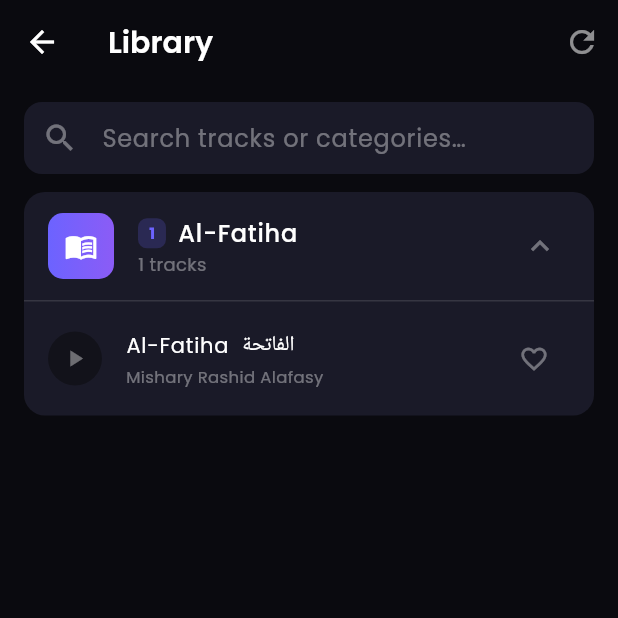
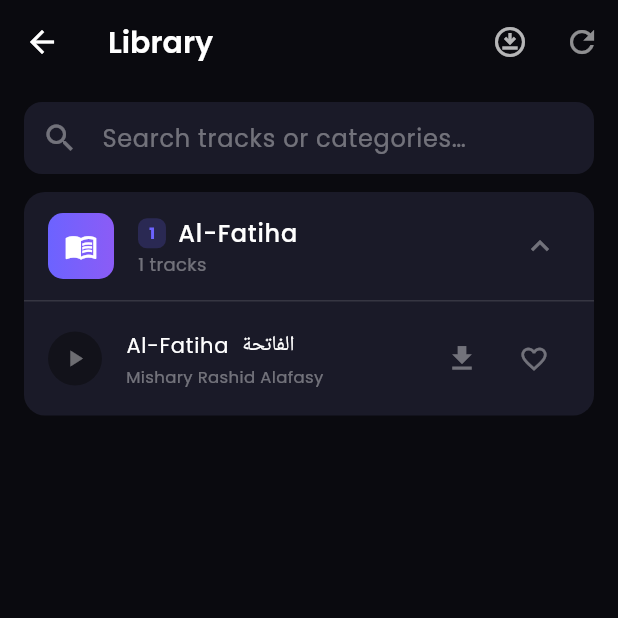
Before and after one commit to root-wassim/test1, a Flutter app: the PlayerScreen screen opened directly, after a tap on an icon or button, on a phone screen of 412 x 824 dp, the top half of it. Run offline on Flutter 3.47's test engine with Material 3 defaults, Android fonts, the phone set to English and light mode, and no system bars; our stand-ins replace cloud_firestore, connectivity_plus, dio, firebase_auth, firebase_core, fl_chart and 8 more; accounts and stored records are empty; network calls fail.

Commit message:
add download

```diff
--- a/lib/screens/player_screen.dart
+++ b/lib/screens/player_screen.dart
@@ -1,14 +1,17 @@
 import 'dart:async';
 
+import 'package:connectivity_plus/connectivity_plus.dart';
 import 'package:flutter/material.dart';
 import 'package:provider/provider.dart';
 import 'package:shimmer/shimmer.dart';
 
 import '../config/theme.dart';
 import '../models/track.dart';
+import '../services/download_service.dart';
 import '../services/favorites_service.dart';
 import '../services/player_provider.dart';
 import '../services/quran_service.dart';
+import 'downloads_screen.dart';
 import 'now_playing_screen.dart';
 
 class PlayerScreen extends StatefulWidget {
@@ -26,6 +29,10 @@ class _PlayerScreenState extends State<PlayerScreen> {
   Set<String> _favoriteIds = {};
   StreamSubscription<Set<String>>? _favSub;
 
+  // ── Connectivity ────────────────────────────────────────────────────
+  bool _isOnline = true;
+  StreamSubscription<List<ConnectivityResult>>? _connSub;
+
   final _searchCtrl = TextEditingController();
 
   @override
@@ -34,12 +41,22 @@ class _PlayerScreenState extends State<PlayerScreen> {
     _favSub = FavoritesService.favoriteIdsStream().listen((ids) {
       if (mounted) setState(() => _favoriteIds = ids);
     });
+    // Track connectivity changes
+    _connSub = Connectivity().onConnectivityChanged.listen((results) {
+      final online = results.any((r) => r != ConnectivityResult.none);
+      if (mounted && online != _isOnline) setState(() => _isOnline = online);
+    });
+    // Check initial connectivity
+    Connectivity().checkConnectivity().then((results) {
+      if (mounted) setState(() => _isOnline = results.any((r) => r != ConnectivityResult.none));
+    });
     _load();
   }
 
   @override
   void dispose() {
     _favSub?.cancel();
+    _connSub?.cancel();
     _searchCtrl.dispose();
     super.dispose();
   }
@@ -89,6 +106,22 @@ class _PlayerScreenState extends State<PlayerScreen> {
       appBar: AppBar(
         title: const Text('Library'),
         actions: [
+          // ── Offline badge ──────────────────────────────────────────
+          if (!_isOnline)
+            const Padding(
+              padding: EdgeInsets.symmetric(horizontal: 8),
+              child: Center(
+                child: Text('Offline mode 📵',
+                    style: TextStyle(color: Colors.orangeAccent, fontSize: 12)),
+              ),
+            ),
+          // ── Downloads shortcut ─────────────────────────────────────
+          IconButton(
+            icon: const Icon(Icons.download_for_offline_outlined, color: Colors.white70),
+            tooltip: 'Downloads',
+            onPressed: () => Navigator.push(
+              context, MaterialPageRoute(builder: (_) => const DownloadsScreen())),
+          ),
           IconButton(
             icon: const Icon(Icons.refresh, color: Colors.white54),
             onPressed: _load,
@@ -165,6 +198,7 @@ class _PlayerScreenState extends State<PlayerScreen> {
                 allCategories: _categories,
                 isExpanded: _isExpanded(filtered[i]),
                 favoriteIds: _favoriteIds,
+                isOnline: _isOnline,
                 onToggle: () => setState(() =>
                 _expandedId = _expandedId == filtered[i].id
                     ? null
@@ -254,13 +288,15 @@ class _CategoryTile extends StatelessWidget {
   final List<Category> allCategories;
   final bool isExpanded;
   final Set<String> favoriteIds;
+  final bool isOnline;
   final VoidCallback onToggle;
 
   const _CategoryTile({
     required this.category,
-    required this.allCategories, // 🔥 ADD
+    required this.allCategories,
     required this.isExpanded,
     required this.favoriteIds,
+    required this.isOnline,
     required this.onToggle,
   });
 
@@ -284,7 +320,6 @@ class _CategoryTile extends StatelessWidget {
               child: const Icon(Icons.menu_book, color: Colors.white, size: 22),
             ),
             title: Row(children: [
-              // Surah number badge
               if (category.tracks.isNotEmpty && category.tracks.first.surahNumber != null) ...[
                 Container(
                   padding: const EdgeInsets.symmetric(horizontal: 7, vertical: 2),
@@ -317,10 +352,9 @@ class _CategoryTile extends StatelessWidget {
             const Divider(color: Colors.white12, height: 1),
             ...category.tracks.map((t) => _TrackTile(
               track: t,
-              queue: allCategories
-                  .expand((c) => c.tracks)
-                  .toList(), // ✅ FULL QUEUE
+              queue: allCategories.expand((c) => c.tracks).toList(),
               isFavorite: favoriteIds.contains(t.id),
+              isOnline: isOnline,
             )),
           ],
         ],
@@ -331,30 +365,122 @@ class _CategoryTile extends StatelessWidget {
 
 // ── Track tile ─────────────────────────────────────────────────────────────────
 
-class _TrackTile extends StatelessWidget {
+class _TrackTile extends StatefulWidget {
   final Track track;
   final List<Track> queue;
   final bool isFavorite;
+  final bool isOnline;
 
   const _TrackTile({
     required this.track,
     required this.queue,
     required this.isFavorite,
+    required this.isOnline,
   });
+
+  @override
+  State<_TrackTile> createState() => _TrackTileState();
+}
+
+class _TrackTileState extends State<_TrackTile> {
+  bool _downloaded = false;
+  double? _progress; // null = not downloading
+
+  @override
+  void initState() {
+    super.initState();
+    _checkDownloaded();
+  }
+
+  Future<void> _checkDownloaded() async {
+    final v = await DownloadService.isDownloaded(widget.track.id);
+    if (mounted) setState(() => _downloaded = v);
+  }
+
+  Future<void> _startDownload() async {
+    setState(() => _progress = 0.0);
+    try {
+      await DownloadService.downloadTrack(
+        widget.track,
+        onProgress: (p) { if (mounted) setState(() => _progress = p); },
+      );
+      if (mounted) setState(() { _downloaded = true; _progress = null; });
+    } catch (_) {
+      if (mounted) {
+        setState(() => _progress = null);
+        ScaffoldMessenger.of(context).showSnackBar(
+          const SnackBar(content: Text('Download failed'), backgroundColor: Colors.red));
+      }
+    }
+  }
+
+  Future<void> _deleteDownload() async {
+    await DownloadService.deleteDownload(widget.track.id);
+    if (mounted) setState(() { _downloaded = false; _progress = null; });
+  }
+
+  Widget _buildDownloadButton() {
+    // Downloading in progress
+    if (_progress != null) {
+      return SizedBox(
+        width: 36, height: 36,
+        child: Stack(alignment: Alignment.center, children: [
+          CircularProgressIndicator(
+            value: _progress,
+            strokeWidth: 2.5,
+            color: AppTheme.primary,
+          ),
+          Text(
+            '${((_progress ?? 0) * 100).toInt()}%',
+            style: const TextStyle(color: Colors.white, fontSize: 8),
+          ),
+        ]),
+      );
+    }
+    // Already downloaded
+    if (_downloaded) {
+      return GestureDetector(
+        onLongPress: () async {
+          final del = await showDialog<bool>(
+            context: context,
+            builder: (_) => AlertDialog(
+              backgroundColor: AppTheme.card,
+              title: const Text('Delete download?', style: TextStyle(color: Colors.white)),
+              content: Text('Remove "${widget.track.title}" from device?',
+                  style: const TextStyle(color: Colors.white54)),
+              actions: [
+                TextButton(onPressed: () => Navigator.pop(context, false),
+                    child: const Text('Cancel', style: TextStyle(color: Colors.white38))),
+                TextButton(onPressed: () => Navigator.pop(context, true),
+                    child: const Text('Delete', style: TextStyle(color: Colors.red))),
+              ],
+            ),
+          );
+          if (del == true) _deleteDownload();
+        },
+        child: const Icon(Icons.download_done, color: Colors.greenAccent, size: 22),
+      );
+    }
+    // Not downloaded — hide button when offline
+    if (!widget.isOnline) return const SizedBox(width: 36);
+    return IconButton(
+      padding: EdgeInsets.zero,
+      icon: const Icon(Icons.download, color: Colors.white38, size: 22),
+      onPressed: _startDownload,
+    );
+  }
 
   @override
   Widget build(BuildContext context) {
     final player = context.watch<PlayerProvider>();
-    final isPlaying = player.current?.id == track.id;
+    final isPlaying = player.current?.id == widget.track.id;
 
     return ListTile(
       contentPadding: const EdgeInsets.symmetric(horizontal: 16, vertical: 2),
       leading: Container(
         width: 36, height: 36,
         decoration: BoxDecoration(
-          color: isPlaying
-              ? AppTheme.primary.withOpacity(0.2)
-              : AppTheme.surface,
+          color: isPlaying ? AppTheme.primary.withOpacity(0.2) : AppTheme.surface,
           shape: BoxShape.circle,
         ),
         child: isPlaying
@@ -362,9 +488,9 @@ class _TrackTile extends StatelessWidget {
             : const Icon(Icons.play_arrow, color: Colors.white38, size: 18),
       ),
       title: Text(
-        track.arabicTitle.isNotEmpty
-            ? '${track.title}  ${track.arabicTitle}'
-            : track.title,
+        widget.track.arabicTitle.isNotEmpty
+            ? '${widget.track.title}  ${widget.track.arabicTitle}'
+            : widget.track.title,
         style: TextStyle(
             color: isPlaying ? AppTheme.primary : Colors.white,
             fontSize: 14,
@@ -373,19 +499,23 @@ class _TrackTile extends StatelessWidget {
         overflow: TextOverflow.ellipsis,
       ),
       subtitle: Text(
-        track.reciter,
+        widget.track.reciter,
         style: const TextStyle(color: Colors.white38, fontSize: 11),
         maxLines: 1,
         overflow: TextOverflow.ellipsis,
       ),
-      trailing: IconButton(
+      trailing: Row(
+        mainAxisSize: MainAxisSize.min,
+        children: [
+          _buildDownloadButton(),
+          IconButton(
             icon: Icon(
-          isFavorite ? Icons.favorite : Icons.favorite_border,
-          color: isFavorite ? AppTheme.accent : Colors.white38,
+              widget.isFavorite ? Icons.favorite : Icons.favorite_border,
+              color: widget.isFavorite ? AppTheme.accent : Colors.white38,
               size: 20,
             ),
             onPressed: () async {
-          final added = await FavoritesService.toggleFavorite(track);
+              final added = await FavoritesService.toggleFavorite(widget.track);
               if (context.mounted) {
                 ScaffoldMessenger.of(context).showSnackBar(SnackBar(
                   content: Text(added ? 'Added to favorites ❤️' : 'Removed from favorites'),
@@ -395,10 +525,11 @@ class _TrackTile extends StatelessWidget {
               }
             },
           ),
+        ],
+      ),
       onTap: () {
-        context.read<PlayerProvider>().playTrack(track, queue: queue);
-        Navigator.push(context,
-            MaterialPageRoute(builder: (_) => const NowPlayingScreen()));
+        context.read<PlayerProvider>().playTrack(widget.track, queue: widget.queue);
+        Navigator.push(context, MaterialPageRoute(builder: (_) => const NowPlayingScreen()));
       },
     );
   }
--- a/pubspec.yaml
+++ b/pubspec.yaml
@@ -37,6 +37,8 @@ dependencies:
   url_launcher: ^6.3.2
   flutter_cache_manager: ^3.4.1
   path_provider: ^2.1.5
+  dio: ^5.4.0
+  connectivity_plus: ^6.0.3
 
 dev_dependencies:
   flutter_test:
```
Also changed, not shown: lib/screens/downloads_screen.dart (added, +180 -0 lines), lib/services/download_service.dart (added, +139 -0 lines), lib/services/player_provider.dart (+21 -2 lines), pubspec.lock. Lines whose indentation alone changed are shown as unchanged.
